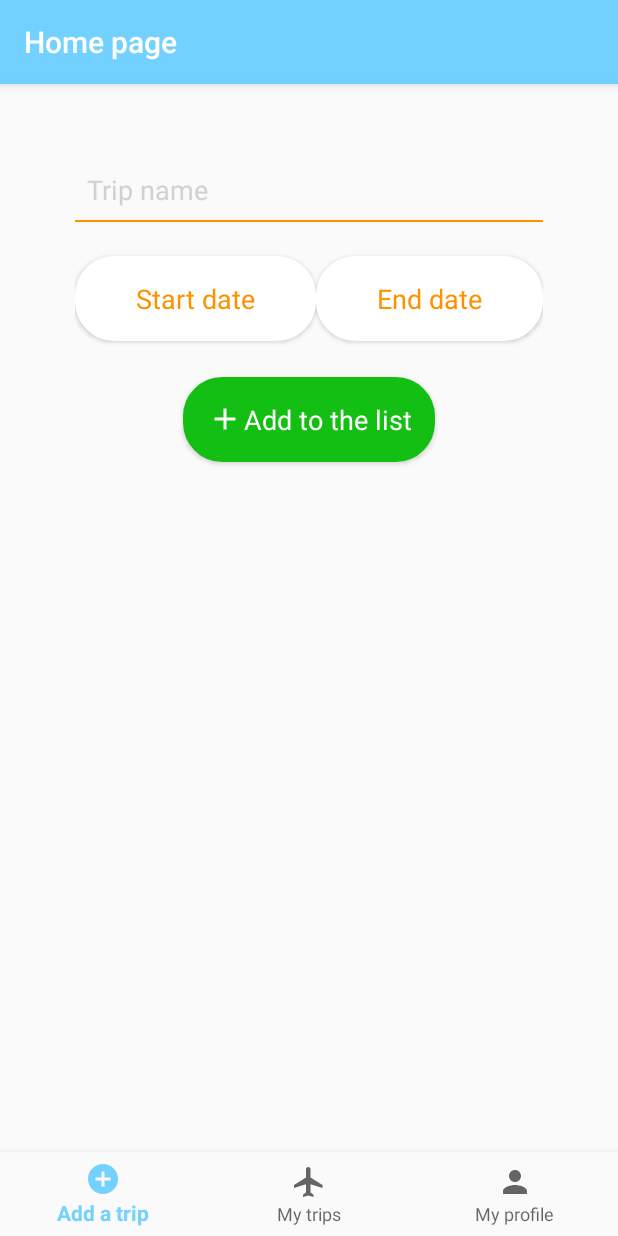
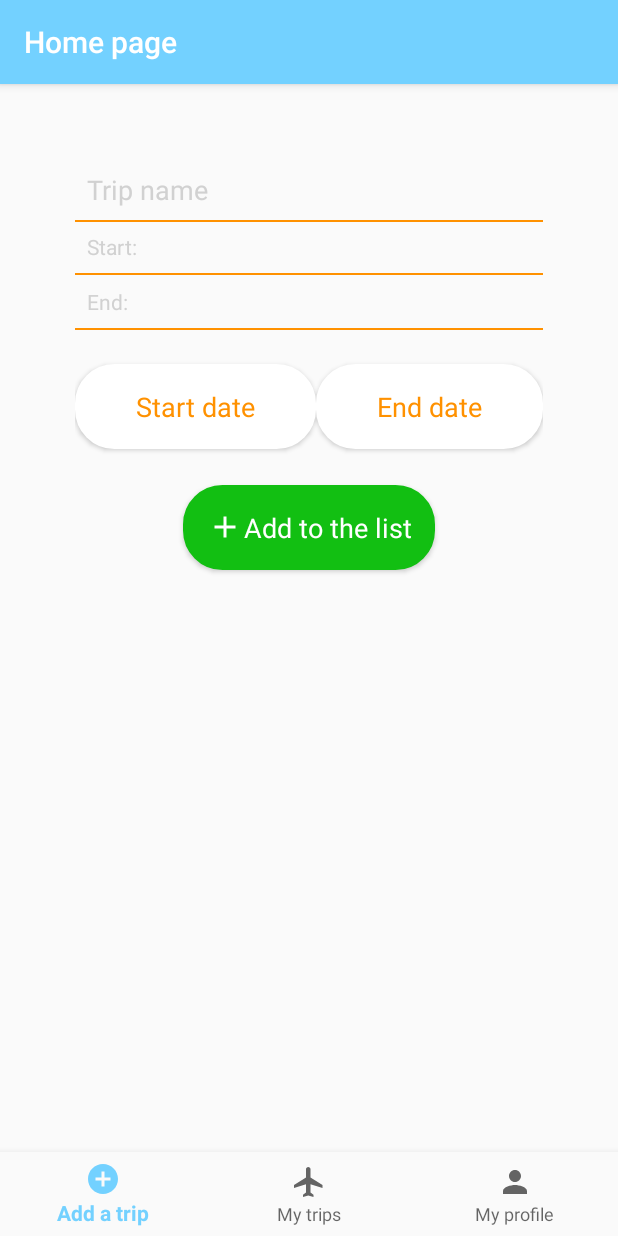
Before and after one commit to Dhug95/MyTravel, an Android app: the AddTripFragment screen opened directly, with no data from a screen before it, on a phone screen of 412 x 824 dp. Run offline under Robolectric (Android 15) with nearby library versions, the phone set to English and light mode, and no system bars.

Commit message:
Added function to add a trip

```diff
--- a/app/src/main/java/com/example/francesco/mytravel/AddTripFragment.java
+++ b/app/src/main/java/com/example/francesco/mytravel/AddTripFragment.java
@@ -6,10 +6,13 @@ import android.os.Bundle;
 import android.support.design.widget.FloatingActionButton;
 import android.support.v4.app.DialogFragment;
 import android.support.v4.app.Fragment;
+import android.text.TextUtils;
+import android.util.Log;
 import android.view.LayoutInflater;
 import android.view.View;
 import android.view.ViewGroup;
 import android.widget.Button;
+import android.widget.EditText;
 import android.widget.TextView;
 import android.widget.Toast;
 
@@ -22,6 +25,17 @@ public class AddTripFragment extends Fragment implements View.OnClickListener {
     private static final String TOKEN =
             "com.example.francesco.mytravel.extra.TOKEN";
 
+    private static final String START =
+            "com.example.francesco.mytravel.extra.START_DAY";
+
+    private static final String END =
+            "com.example.francesco.mytravel.extra.END_DAY";
+
+    String token;
+    TextView startText;
+    TextView endText;
+    EditText tripName;
+
     public AddTripFragment() {
         // Required empty public constructor
     }
@@ -31,17 +45,32 @@ public class AddTripFragment extends Fragment implements View.OnClickListener {
     public View onCreateView(LayoutInflater inflater, ViewGroup container,
                              Bundle savedInstanceState) {
 
-        String token = getArguments().getString(TOKEN);
+        token = getArguments().getString(TOKEN);
+        String start = getArguments().getString(START);
+        String end = getArguments().getString(END);
 
         // Inflate the layout for this fragment
         View v = inflater.inflate(R.layout.fragment_add_trip, container, false);
 
-        TextView mTripName = (TextView) v.findViewById(R.id.trip_name_create);
+        startText = (TextView) v.findViewById(R.id.start_text);
+        endText = (TextView) v.findViewById(R.id.end_text);
+        tripName = (EditText) v.findViewById(R.id.trip_name_create);
+
+
+        if (start != null) {
+            startText.setText(start);
+        }
+        if (end != null) {
+            endText.setText(end);
+        }
+
         Button startDateButton = (Button) v.findViewById(R.id.start_date_button);
         Button endDateButton = (Button) v.findViewById(R.id.end_date_button);
+        Button createTrip = (Button) v.findViewById(R.id.create_trip);
 
         startDateButton.setOnClickListener(this);
         endDateButton.setOnClickListener(this);
+        createTrip.setOnClickListener(this);
 
         return v;
     }
@@ -55,6 +84,11 @@ public class AddTripFragment extends Fragment implements View.OnClickListener {
 
             case R.id.end_date_button:
                 showDatePickerDialog(v);
+                break;
+
+            case R.id.create_trip:
+                checkDataEntered();
+                break;
 
             default:
                 break;
@@ -67,4 +101,30 @@ public class AddTripFragment extends Fragment implements View.OnClickListener {
                 v.getTag().toString());
     }
 
+    private boolean isEmpty(TextView text) {
+        CharSequence str = text.getText().toString();
+        return TextUtils.isEmpty(str);
+    }
+
+    public void checkDataEntered() {
+        if (isEmpty(tripName)) {
+            Toast t = Toast.makeText(getContext(), "You must enter a trip name!", Toast.LENGTH_SHORT);
+            t.show();
+        } else if (isEmpty(startText)) {
+            Toast t = Toast.makeText(getContext(), "You must enter a start date!", Toast.LENGTH_SHORT);
+            t.show();
+        } else if (isEmpty(endText)) {
+            Toast t = Toast.makeText(getContext(), "You must enter an end date!", Toast.LENGTH_SHORT);
+            t.show();
+        } else {
+            sendTrip();
+        }
+    }
+
+    public void sendTrip() {
+        String queryName = tripName.getText().toString();
+        String queryStart = startText.getText().toString();
+        String queryEnd = endText.getText().toString();
+        new SendTripData(getContext()).execute(queryName, queryStart, queryEnd, token);
+    }
 }
--- a/app/src/main/res/layout/fragment_add_trip.xml
+++ b/app/src/main/res/layout/fragment_add_trip.xml
@@ -28,7 +28,7 @@
         android:id="@+id/internal_linear"
         android:layout_width="match_parent"
         android:layout_height="wrap_content"
-        android:layout_below="@+id/trip_name_create"
+        android:layout_below="@+id/end_text"
         android:layout_centerHorizontal="true"
         android:orientation="horizontal">
 
@@ -74,12 +74,12 @@
         style="@style/Base.TextAppearance.AppCompat.Body1"
         android:layout_width="wrap_content"
         android:layout_height="wrap_content"
+        android:layout_below="@id/internal_linear"
         android:layout_centerHorizontal="true"
-        android:drawableStart="@drawable/ic_add_white_24dp"
         android:layout_marginBottom="24dp"
-        android:layout_below="@id/internal_linear"
         android:background="@drawable/background_create"
         android:clickable="true"
+        android:drawableStart="@drawable/ic_add_white_24dp"
         android:focusable="true"
         android:padding="@dimen/default_padding"
         android:text="@string/add_to_the_list"
@@ -87,5 +87,42 @@
         android:textColor="#fff"
         android:textSize="18sp" />
 
+    <TextView
+        android:id="@+id/start_text"
+        android:layout_width="match_parent"
+        android:layout_height="wrap_content"
+        android:background="@android:color/transparent"
+        android:drawablePadding="12dp"
+        android:hint="@string/start"
+        android:layout_below="@id/trip_name_create"
+        android:padding="8dp"
+        android:textColor="@color/colorPrimary"
+        android:textColorHint="@color/colorFields" />
+
+    <View
+        android:id="@+id/start_line"
+        android:layout_width="match_parent"
+        android:layout_height="1dp"
+        android:layout_below="@+id/start_text"
+        android:background="@color/colorSecondary" />
+
+    <TextView
+        android:id="@+id/end_text"
+        android:layout_width="match_parent"
+        android:layout_height="wrap_content"
+        android:background="@android:color/transparent"
+        android:drawablePadding="12dp"
+        android:hint="@string/end"
+        android:layout_below="@id/start_line"
+        android:padding="8dp"
+        android:textColor="@color/colorPrimary"
+        android:textColorHint="@color/colorFields" />
+
+    <View
+        android:layout_width="match_parent"
+        android:layout_height="1dp"
+        android:layout_below="@+id/end_text"
+        android:background="@color/colorSecondary" />
+
 
 </RelativeLayout>
--- a/app/src/main/res/values/strings.xml
+++ b/app/src/main/res/values/strings.xml
@@ -25,4 +25,6 @@
     <string name="start_date">Start date</string>
     <string name="end_date">End date</string>
     <string name="add_to_the_list">Add to the list</string>
+    <string name="start">Start:</string>
+    <string name="end">End:</string>
 </resources>
```
Also changed, not shown: app/src/main/java/com/example/francesco/mytravel/LoggedHomeActivity.java (+21 -4 lines), app/src/main/java/com/example/francesco/mytravel/NetworkUtils.java (+16 -0 lines), app/src/main/java/com/example/francesco/mytravel/SendTripData.java (added, +42 -0 lines), 1 other file.
